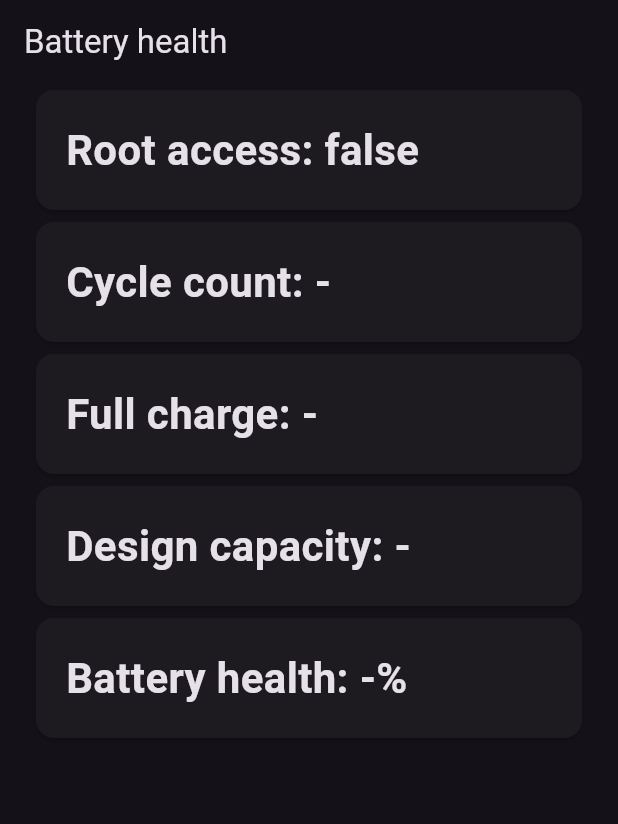
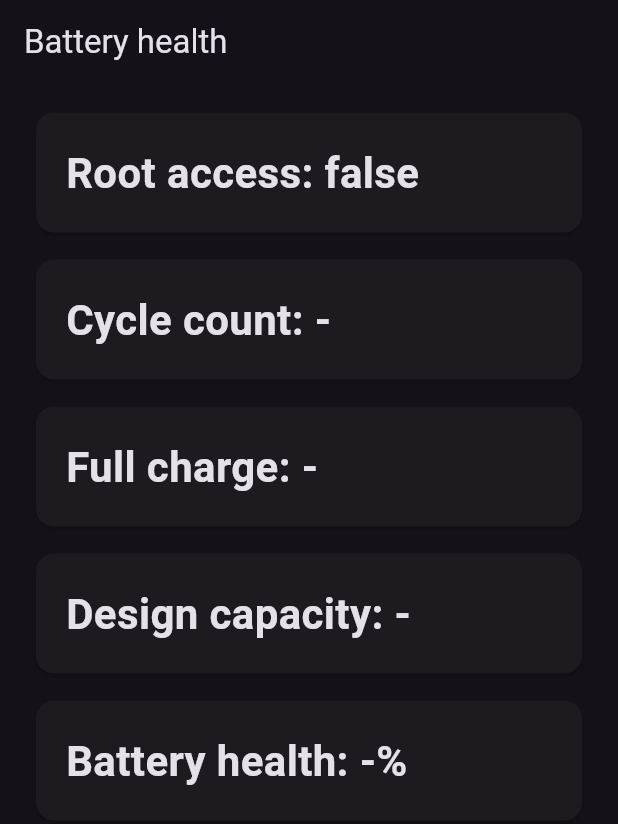
Before and after one commit to Maciek-Hetman/battery_health, a Flutter app: the screen it shows after launch, on a phone screen of 412 x 824 dp. Shown: the top 824 px of the screen. Run offline on Flutter 3.47's test engine with Material 2 defaults, Android fonts, the phone set to English and light mode, and no system bars; missing offline and left inert: root.

Commit message:
fix margins

```diff
--- a/lib/cardWidget.dart
+++ b/lib/cardWidget.dart
@@ -12,6 +12,7 @@ class CustomCard extends StatelessWidget {
     return Container(
       width: double.infinity,
       padding: EdgeInsets.symmetric(vertical: 0, horizontal: 20),
+      margin: EdgeInsets.symmetric(vertical: 5, horizontal: 0),
       child: Card(
           child: Padding(
         padding: EdgeInsets.all(20),
--- a/lib/main.dart
+++ b/lib/main.dart
@@ -95,6 +95,7 @@ class _MyAppState extends State<MyApp> {
           ),
           body: Column(
             children: [
+              Padding(padding: EdgeInsets.all(5)),
               CustomCard("Root access: $_rootAccess"),
               CustomCard("Cycle count: $_cycleCount "),
               CustomCard("Full charge: $_fullCharge"),
```
